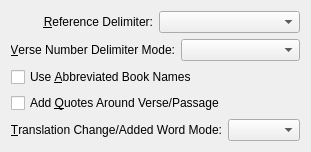
dewhisna/KingJamesPureBibleSearch, file programs/KJVCanOpener/ConfigCopyOptions.ui: the form before one commit.
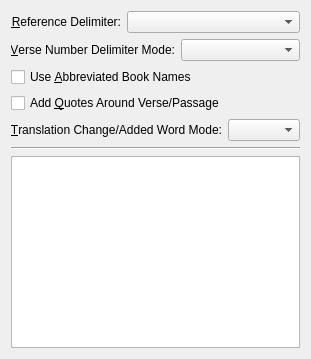
The form after the commit.

Commit message: Implemented the setting/saving/restoring of the Search Options and Copy Options in the General Configuration Settings. Finished hooking the Search Options to the Search Phrases, but haven't finished the verse copy/rendering of the Copy Options.  Also, still need to finish implementing the Copy Option Preview, but that needs to happen after the copy/rendering logic is finished.

Patch:
```diff
--- a/programs/KJVCanOpener/ConfigCopyOptions.ui
+++ b/programs/KJVCanOpener/ConfigCopyOptions.ui
@@ -46,7 +46,7 @@
      <item>
       <widget class="QComboBox" name="comboReferenceDelimiterMode">
        <property name="sizePolicy">
-        <sizepolicy hsizetype="Preferred" vsizetype="Fixed">
+        <sizepolicy hsizetype="MinimumExpanding" vsizetype="Fixed">
          <horstretch>0</horstretch>
          <verstretch>0</verstretch>
         </sizepolicy>
@@ -122,6 +122,23 @@
      </item>
     </layout>
    </item>
+   <item>
+    <widget class="Line" name="line">
+     <property name="orientation">
+      <enum>Qt::Horizontal</enum>
+     </property>
+    </widget>
+   </item>
+   <item>
+    <widget class="QTextEdit" name="editCopyOptionPreview">
+     <property name="readOnly">
+      <bool>true</bool>
+     </property>
+     <property name="textInteractionFlags">
+      <set>Qt::TextSelectableByKeyboard|Qt::TextSelectableByMouse</set>
+     </property>
+    </widget>
+   </item>
   </layout>
  </widget>
  <resources/>
```
Left out of the diff: 21 changed lines with no effect on the pictures. The commit also changes 8 other files.
